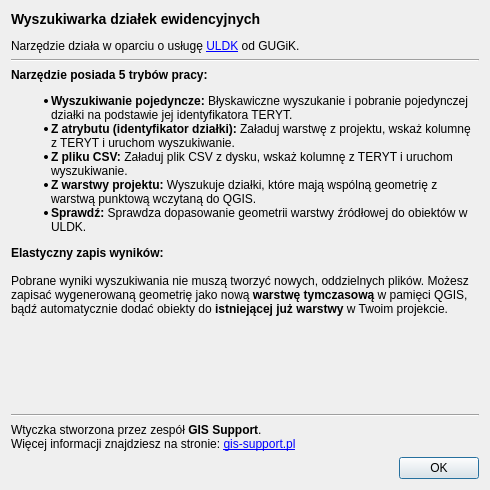
Qt form gissupport_plugin/modules/uldk/info_dialog.ui (gis-support/gis-support-plugin) before a commit.
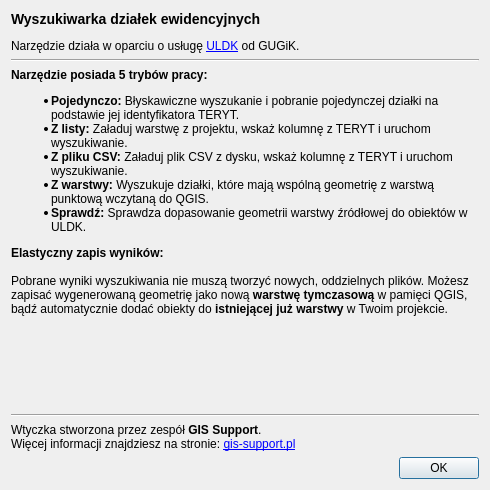
The same form after that commit. Icons and pictures are not drawn.

The edit to the form file:
```diff
--- a/gissupport_plugin/modules/uldk/info_dialog.ui
+++ b/gissupport_plugin/modules/uldk/info_dialog.ui
@@ -102,7 +102,7 @@
        <item alignment="Qt::AlignTop">
         <widget class="QLabel" name="text_label">
          <property name="text">
-          <string>&lt;html&gt;&lt;head/&gt;&lt;body&gt;&lt;p&gt;&lt;span style=&quot; font-weight:600;&quot;&gt;Narzędzie posiada 5 trybów pracy:&lt;/span&gt;&lt;/p&gt;&lt;ul style=&quot;margin-top: 0px; margin-bottom: 0px; margin-left: 0px; margin-right: 0px; -qt-list-indent: 1;&quot;&gt;&lt;li style=&quot; margin-top:12px; margin-bottom:0px; margin-left:0px; margin-right:0px; -qt-block-indent:0; text-indent:0px;&quot;&gt;&lt;span style=&quot; font-weight:600;&quot;&gt;Wyszukiwanie pojedyncze:&lt;/span&gt; Błyskawiczne wyszukanie i pobranie pojedynczej działki na podstawie jej identyfikatora TERYT.&lt;/li&gt;&lt;li style=&quot; margin-top:0px; margin-bottom:0px; margin-left:0px; margin-right:0px; -qt-block-indent:0; text-indent:0px;&quot;&gt;&lt;span style=&quot; font-weight:600;&quot;&gt;Z atrybutu (identyfikator działki):&lt;/span&gt; Załaduj warstwę z projektu, wskaż kolumnę z TERYT i uruchom wyszukiwanie.&lt;/li&gt;&lt;li style=&quot; margin-top:0px; margin-bottom:0px; margin-left:0px; margin-right:0px; -qt-block-indent:0; text-indent:0px;&quot;&gt;&lt;span style=&quot; font-weight:600;&quot;&gt;Z pliku CSV:&lt;/span&gt; Załaduj plik CSV z dysku, wskaż kolumnę z TERYT i uruchom wyszukiwanie.&lt;/li&gt;&lt;li style=&quot; margin-top:0px; margin-bottom:0px; margin-left:0px; margin-right:0px; -qt-block-indent:0; text-indent:0px;&quot;&gt;&lt;span style=&quot; font-weight:600;&quot;&gt;Z warstwy projektu:&lt;/span&gt; Wyszukuje działki, które mają wspólną geometrię z warstwą punktową wczytaną do QGIS.&lt;/li&gt;&lt;li style=&quot; margin-top:0px; margin-bottom:12px; margin-left:0px; margin-right:0px; -qt-block-indent:0; text-indent:0px;&quot;&gt;&lt;span style=&quot; font-weight:600;&quot;&gt;Sprawdź:&lt;/span&gt; Sprawdza dopasowanie geometrii warstwy źródłowej do obiektów w ULDK.&lt;/li&gt;&lt;/ul&gt;&lt;p&gt;&lt;span style=&quot; font-weight:600;&quot;&gt;Elastyczny zapis wyników:&lt;br/&gt;&lt;/span&gt;&lt;br/&gt;Pobrane wyniki wyszukiwania nie muszą tworzyć nowych, oddzielnych plików. Możesz zapisać wygenerowaną geometrię jako nową &lt;span style=&quot; font-weight:600;&quot;&gt;warstwę tymczasową&lt;/span&gt; w pamięci QGIS, bądź automatycznie dodać obiekty do &lt;span style=&quot; font-weight:600;&quot;&gt;istniejącej już warstwy&lt;/span&gt; w Twoim projekcie.&lt;/p&gt;&lt;/body&gt;&lt;/html&gt;</string>
+          <string>&lt;html&gt;&lt;head/&gt;&lt;body&gt;&lt;p&gt;&lt;span style=&quot; font-weight:600;&quot;&gt;Narzędzie posiada 5 trybów pracy:&lt;/span&gt;&lt;/p&gt;&lt;ul style=&quot;margin-top: 0px; margin-bottom: 0px; margin-left: 0px; margin-right: 0px; -qt-list-indent: 1;&quot;&gt;&lt;li style=&quot; margin-top:12px; margin-bottom:0px; margin-left:0px; margin-right:0px; -qt-block-indent:0; text-indent:0px;&quot;&gt;&lt;span style=&quot; font-weight:600;&quot;&gt;Pojedynczo:&lt;/span&gt; Błyskawiczne wyszukanie i pobranie pojedynczej działki na podstawie jej identyfikatora TERYT.&lt;/li&gt;&lt;li style=&quot; margin-top:0px; margin-bottom:0px; margin-left:0px; margin-right:0px; -qt-block-indent:0; text-indent:0px;&quot;&gt;&lt;span style=&quot; font-weight:600;&quot;&gt;Z listy:&lt;/span&gt; Załaduj warstwę z projektu, wskaż kolumnę z TERYT i uruchom wyszukiwanie.&lt;/li&gt;&lt;li style=&quot; margin-top:0px; margin-bottom:0px; margin-left:0px; margin-right:0px; -qt-block-indent:0; text-indent:0px;&quot;&gt;&lt;span style=&quot; font-weight:600;&quot;&gt;Z pliku CSV:&lt;/span&gt; Załaduj plik CSV z dysku, wskaż kolumnę z TERYT i uruchom wyszukiwanie.&lt;/li&gt;&lt;li style=&quot; margin-top:0px; margin-bottom:0px; margin-left:0px; margin-right:0px; -qt-block-indent:0; text-indent:0px;&quot;&gt;&lt;span style=&quot; font-weight:600;&quot;&gt;Z warstwy:&lt;/span&gt; Wyszukuje działki, które mają wspólną geometrię z warstwą punktową wczytaną do QGIS.&lt;/li&gt;&lt;li style=&quot; margin-top:0px; margin-bottom:12px; margin-left:0px; margin-right:0px; -qt-block-indent:0; text-indent:0px;&quot;&gt;&lt;span style=&quot; font-weight:600;&quot;&gt;Sprawdź:&lt;/span&gt; Sprawdza dopasowanie geometrii warstwy źródłowej do obiektów w ULDK.&lt;/li&gt;&lt;/ul&gt;&lt;p&gt;&lt;span style=&quot; font-weight:600;&quot;&gt;Elastyczny zapis wyników:&lt;br/&gt;&lt;/span&gt;&lt;br/&gt;Pobrane wyniki wyszukiwania nie muszą tworzyć nowych, oddzielnych plików. Możesz zapisać wygenerowaną geometrię jako nową &lt;span style=&quot; font-weight:600;&quot;&gt;warstwę tymczasową&lt;/span&gt; w pamięci QGIS, bądź automatycznie dodać obiekty do &lt;span style=&quot; font-weight:600;&quot;&gt;istniejącej już warstwy&lt;/span&gt; w Twoim projekcie.&lt;/p&gt;&lt;/body&gt;&lt;/html&gt;</string>
          </property>
          <property name="textFormat">
           <enum>Qt::RichText</enum>
```
